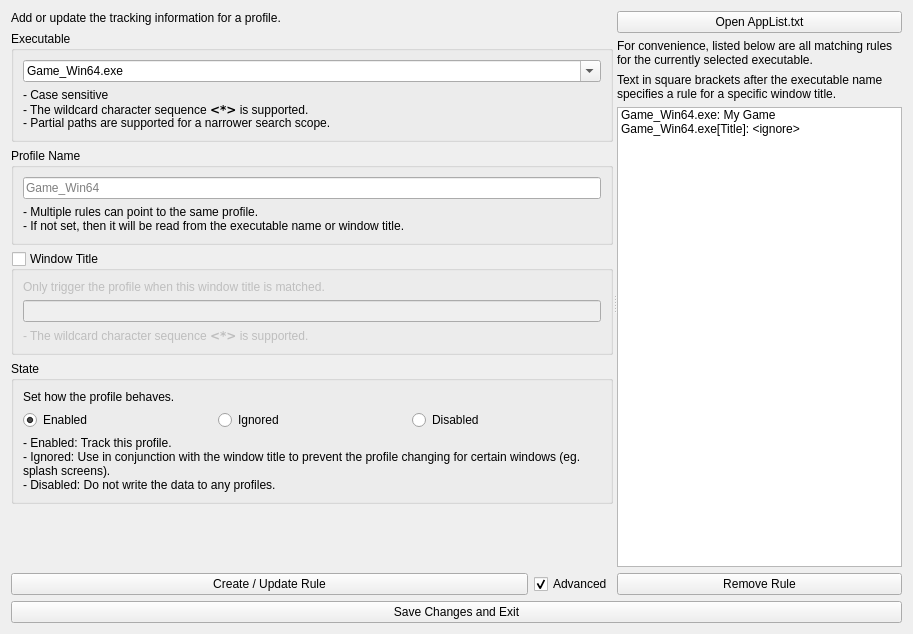
Before: the Qt Designer form mousetracks2/gui/ui/applist.ui in huntfx/MouseTracks, drawn with Qt 5.
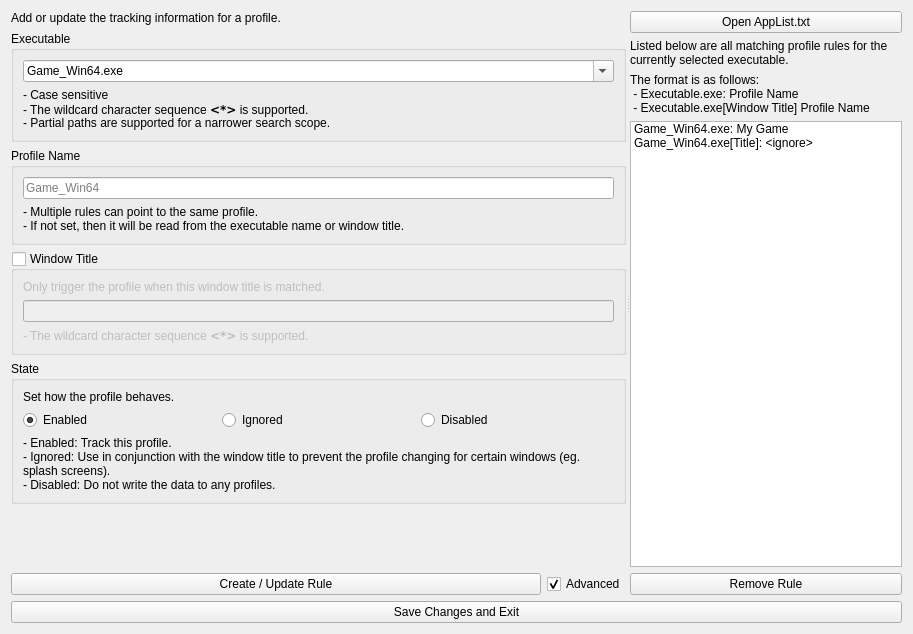
After: the same form once the commit is applied.

The edit to the form file:
```diff
--- a/mousetracks2/gui/ui/applist.ui
+++ b/mousetracks2/gui/ui/applist.ui
@@ -278,20 +278,22 @@
          </property>
         </widget>
        </item>
-       <item>
-        <widget class="QLabel" name="label_4">
-         <property name="text">
-          <string>For convenience, listed below are all matching rules for the currently selected executable.</string>
-         </property>
-         <property name="wordWrap">
-          <bool>true</bool>
-         </property>
-        </widget>
-       </item>
        <item>
         <widget class="QLabel" name="label_3">
          <property name="text">
-          <string>Text in square brackets after the executable name specifies a rule for a specific window title.</string>
+          <string>Listed below are all matching profile rules for the currently selected executable.</string>
+         </property>
+         <property name="wordWrap">
+          <bool>true</bool>
+         </property>
+        </widget>
+       </item>
+       <item>
+        <widget class="QLabel" name="label_4">
+         <property name="text">
+          <string>The format is as follows:
+ - Executable.exe: Profile Name
+ - Executable.exe[Window Title] Profile Name</string>
          </property>
          <property name="wordWrap">
           <bool>true</bool>
```
Left out of the diff: 5 changed lines with no effect on the pictures.
